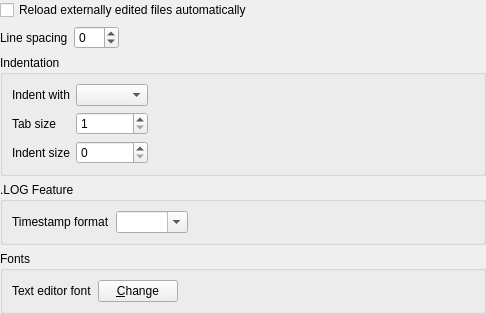
Before: the Qt Designer form src/gui/settings/settingseditor.ui in martinrotter/textosaurus, drawn with Qt 5.
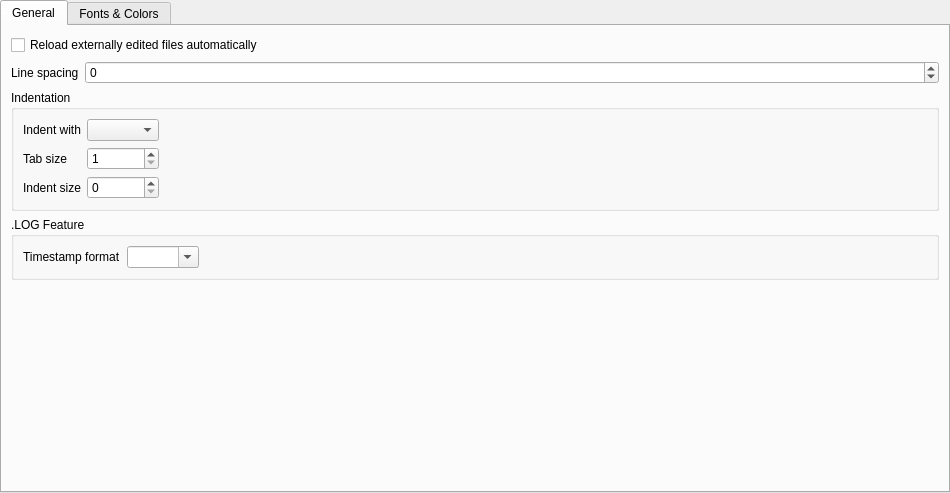
After: the same form once the commit is applied.

Commit message: Initial logic for color themes.

```diff
--- a/src/gui/settings/settingseditor.ui
+++ b/src/gui/settings/settingseditor.ui
@@ -6,8 +6,8 @@
    <rect>
     <x>0</x>
     <y>0</y>
-    <width>486</width>
-    <height>274</height>
+    <width>950</width>
+    <height>493</height>
    </rect>
   </property>
   <layout class="QGridLayout" name="gridLayout_2">
@@ -23,7 +23,44 @@
    <property name="bottomMargin">
     <number>0</number>
    </property>
-   <item row="2" column="0" colspan="3">
+   <item row="0" column="0">
+    <widget class="QTabWidget" name="tabWidget">
+     <property name="currentIndex">
+      <number>0</number>
+     </property>
+     <widget class="QWidget" name="m_tabGeneral">
+      <attribute name="title">
+       <string>General</string>
+      </attribute>
+      <layout class="QFormLayout" name="formLayout">
+       <item row="0" column="0" colspan="2">
+        <widget class="QCheckBox" name="m_cbReloadFilesAutomatically">
+         <property name="text">
+          <string>Reload externally edited files automatically</string>
+         </property>
+        </widget>
+       </item>
+       <item row="1" column="0">
+        <widget class="QLabel" name="label">
+         <property name="text">
+          <string>Line spacing</string>
+         </property>
+         <property name="buddy">
+          <cstring>m_spinLineSpacing</cstring>
+         </property>
+        </widget>
+       </item>
+       <item row="1" column="1">
+        <widget class="QSpinBox" name="m_spinLineSpacing">
+         <property name="minimum">
+          <number>-10</number>
+         </property>
+         <property name="maximum">
+          <number>50</number>
+         </property>
+        </widget>
+       </item>
+       <item row="2" column="0" colspan="2">
     <widget class="QGroupBox" name="m_gbIndentation">
      <property name="title">
       <string>Indentation</string>
@@ -95,92 +132,7 @@
      </layout>
     </widget>
    </item>
-   <item row="4" column="0" colspan="3">
-    <widget class="QGroupBox" name="m_gbFonts">
-     <property name="title">
-      <string>Fonts</string>
-     </property>
-     <layout class="QGridLayout" name="gridLayout">
-      <item row="0" column="1">
-       <widget class="QPushButton" name="m_btnFontMainChange">
-        <property name="text">
-         <string>&amp;Change</string>
-        </property>
-       </widget>
-      </item>
-      <item row="0" column="0">
-       <widget class="QLabel" name="m_lblFontMain">
-        <property name="text">
-         <string>Text editor font</string>
-        </property>
-        <property name="buddy">
-         <cstring>m_btnFontMainChange</cstring>
-        </property>
-       </widget>
-      </item>
-      <item row="0" column="2">
-       <spacer name="horizontalSpacer">
-        <property name="orientation">
-         <enum>Qt::Horizontal</enum>
-        </property>
-        <property name="sizeHint" stdset="0">
-         <size>
-          <width>40</width>
-          <height>20</height>
-         </size>
-        </property>
-       </spacer>
-      </item>
-     </layout>
-    </widget>
-   </item>
-   <item row="5" column="0" colspan="3">
-    <spacer name="verticalSpacer">
-     <property name="orientation">
-      <enum>Qt::Vertical</enum>
-     </property>
-     <property name="sizeHint" stdset="0">
-      <size>
-       <width>483</width>
-       <height>183</height>
-      </size>
-     </property>
-    </spacer>
-   </item>
-   <item row="1" column="2">
-    <spacer name="horizontalSpacer_2">
-     <property name="orientation">
-      <enum>Qt::Horizontal</enum>
-     </property>
-     <property name="sizeHint" stdset="0">
-      <size>
-       <width>40</width>
-       <height>20</height>
-      </size>
-     </property>
-    </spacer>
-   </item>
-   <item row="1" column="1">
-    <widget class="QSpinBox" name="m_spinLineSpacing">
-     <property name="minimum">
-      <number>-10</number>
-     </property>
-     <property name="maximum">
-      <number>50</number>
-     </property>
-    </widget>
-   </item>
-   <item row="1" column="0">
-    <widget class="QLabel" name="label">
-     <property name="text">
-      <string>Line spacing</string>
-     </property>
-     <property name="buddy">
-      <cstring>m_spinLineSpacing</cstring>
-     </property>
-    </widget>
-   </item>
-   <item row="3" column="0" colspan="3">
+       <item row="3" column="0" colspan="2">
     <widget class="QGroupBox" name="m_gbLog">
      <property name="title">
       <string>.LOG Feature</string>
@@ -219,11 +171,87 @@
      </layout>
     </widget>
    </item>
-   <item row="0" column="0" colspan="3">
-    <widget class="QCheckBox" name="m_cbReloadFilesAutomatically">
+       <item row="4" column="0" colspan="2">
+        <spacer name="verticalSpacer">
+         <property name="orientation">
+          <enum>Qt::Vertical</enum>
+         </property>
+         <property name="sizeHint" stdset="0">
+          <size>
+           <width>923</width>
+           <height>136</height>
+          </size>
+         </property>
+        </spacer>
+       </item>
+      </layout>
+     </widget>
+     <widget class="QWidget" name="m_tabColors">
+      <attribute name="title">
+       <string>Fonts &amp;&amp; Colors</string>
+      </attribute>
+      <layout class="QGridLayout" name="gridLayout_5">
+       <item row="2" column="0">
+        <spacer name="verticalSpacer_2">
+         <property name="orientation">
+          <enum>Qt::Vertical</enum>
+         </property>
+         <property name="sizeHint" stdset="0">
+          <size>
+           <width>20</width>
+           <height>40</height>
+          </size>
+         </property>
+        </spacer>
+       </item>
+       <item row="0" column="0">
+        <widget class="QGroupBox" name="m_gbFonts">
+         <property name="title">
+          <string>Fonts</string>
+         </property>
+         <layout class="QGridLayout" name="gridLayout">
+          <item row="0" column="1">
+           <widget class="QPushButton" name="m_btnFontMainChange">
      <property name="text">
-      <string>Reload externally edited files automatically</string>
-     </property>
+             <string>&amp;Change</string>
+            </property>
+           </widget>
+          </item>
+          <item row="0" column="0">
+           <widget class="QLabel" name="m_lblFontMain">
+            <property name="text">
+             <string>Text editor font</string>
+            </property>
+            <property name="buddy">
+             <cstring>m_btnFontMainChange</cstring>
+            </property>
+           </widget>
+          </item>
+          <item row="0" column="2">
+           <spacer name="horizontalSpacer">
+            <property name="orientation">
+             <enum>Qt::Horizontal</enum>
+            </property>
+            <property name="sizeHint" stdset="0">
+             <size>
+              <width>40</width>
+              <height>20</height>
+             </size>
+            </property>
+           </spacer>
+          </item>
+         </layout>
+        </widget>
+       </item>
+       <item row="1" column="0">
+        <widget class="QGroupBox" name="m_gbColors">
+         <property name="title">
+          <string>Colors</string>
+         </property>
+        </widget>
+       </item>
+      </layout>
+     </widget>
     </widget>
    </item>
   </layout>
```
Left out of the diff: 35 changed lines with no effect on the pictures. Lines whose indentation alone changed are shown as unchanged. The commit also changes 9 other files.
